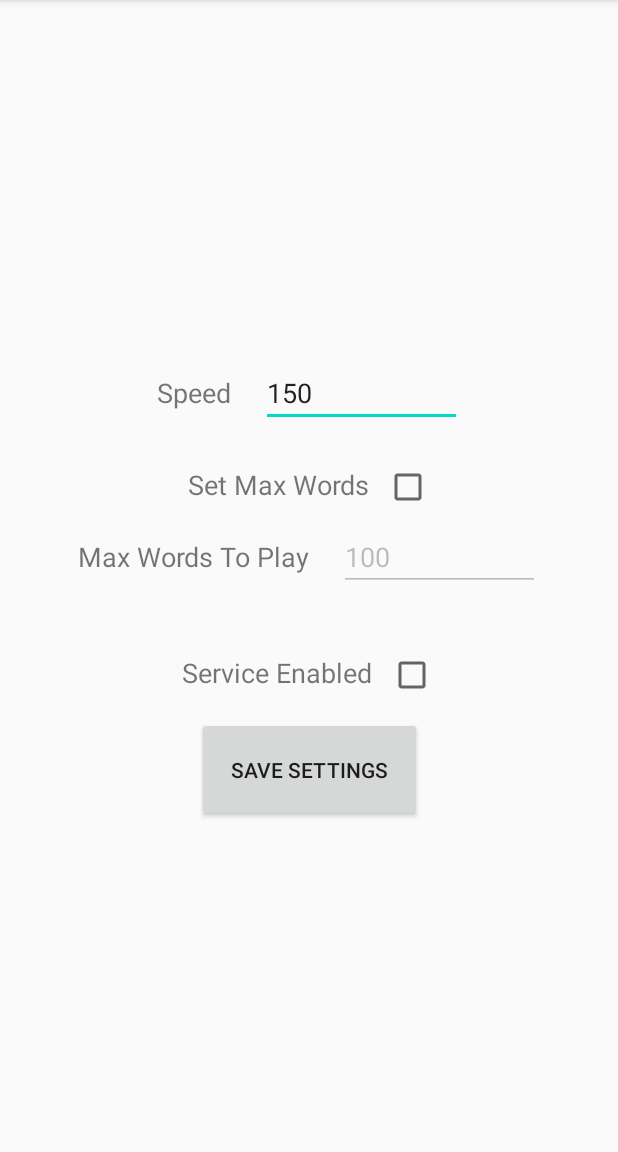
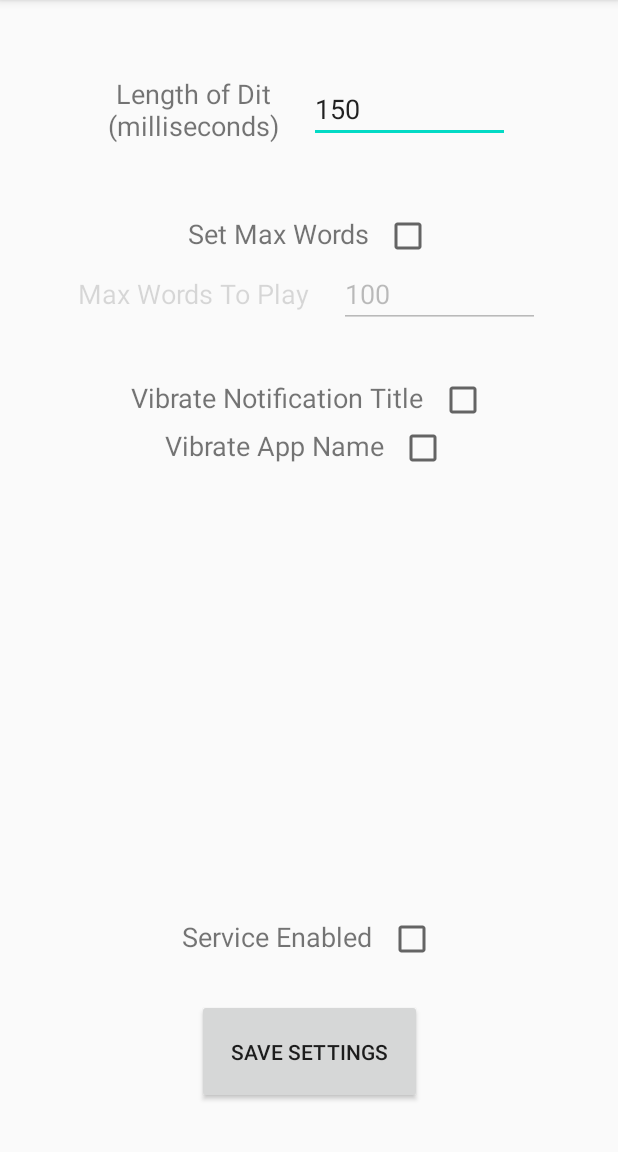
Before and after one commit to Zombant/MorseNotifications, an Android app: the screen it shows after launch (MainActivity), on a phone screen of 412 x 824 dp, the part 84-1236 px from its top. Run offline under Robolectric (Android 15) with nearby library versions, the phone set to English and light mode, and no system bars.

Commit message:
Added the option to vibrate the notification title

```diff
--- a/app/src/main/java/com/apicci/morsevibrate/MainActivity.kt
+++ b/app/src/main/java/com/apicci/morsevibrate/MainActivity.kt
@@ -2,8 +2,6 @@ package com.apicci.morsevibrate
 
 import androidx.appcompat.app.AppCompatActivity
 import android.os.Bundle
-import android.text.Editable
-import android.text.TextWatcher
 import android.widget.CompoundButton
 import android.widget.Toast
 import kotlinx.android.synthetic.main.activity_main.*
@@ -22,9 +20,13 @@ class MainActivity : AppCompatActivity() {
 
         speedEditText.setText(getSharedPreferences("morseNotify", 0).getInt("speed", 150).toString())
         maxWordsEditText.setText(getSharedPreferences("morseNotify", 0).getInt("maxWords", 100).toString())
+        if(getSharedPreferences("morseNotify", 0).getInt("maxWords", 100) == -1) maxWordsEditText.setText("")
         enabledCheckBox.isChecked = getSharedPreferences("morseNotify", 0).getBoolean("enabled", false)
+        vibrateTitleCheckBox.isChecked = getSharedPreferences("morseNotify", 0).getBoolean("vibrateTitle", false)
+        vibrateAppNameCheckBox.isChecked = getSharedPreferences("morseNotify", 0).getBoolean("vibrateAppName", false)
         maxWordsCheckBox.isChecked = getSharedPreferences("morseNotify", 0).getBoolean("maxWordsChecked", false)
         maxWordsEditText.isEnabled = maxWordsCheckBox.isChecked
+        maxWordsTextView.isEnabled = maxWordsCheckBox.isChecked
 
 
         //TODO: Option to play sound and flash light in addition to vibration
@@ -34,6 +36,7 @@ class MainActivity : AppCompatActivity() {
         maxWordsCheckBox.setOnCheckedChangeListener(object : CompoundButton.OnCheckedChangeListener{
             override fun onCheckedChanged(buttonView: CompoundButton?, isChecked: Boolean) {
                 maxWordsEditText.isEnabled = isChecked
+                maxWordsTextView.isEnabled = maxWordsCheckBox.isChecked
             }
 
         })
@@ -65,7 +68,10 @@ class MainActivity : AppCompatActivity() {
                 } else {
                     editor.putInt("maxWords", -1)
                 }
-                println(getSharedPreferences("morseNotify", 0).getBoolean("maxWordsChecked", false))
+
+                editor.putBoolean("vibrateTitle", vibrateTitleCheckBox.isChecked)
+                editor.putBoolean("vibrateAppName", vibrateAppNameCheckBox.isChecked)
+
                 editor.apply()
             }
         }
--- a/app/src/main/java/com/apicci/morsevibrate/MainService.kt
+++ b/app/src/main/java/com/apicci/morsevibrate/MainService.kt
@@ -1,12 +1,15 @@
 package com.apicci.morsevibrate
 
 import android.content.Intent
-import android.os.*
+import android.os.Build
+import android.os.IBinder
+import android.os.VibrationEffect
+import android.os.Vibrator
 import android.provider.Telephony
 import android.service.notification.NotificationListenerService
 import android.service.notification.StatusBarNotification
+import android.util.Log
 import android.widget.Toast
-import kotlin.reflect.typeOf
 
 //NotificationListenerService turns on automatically if
 class MainService() : NotificationListenerService() {
@@ -33,7 +36,7 @@ class MainService() : NotificationListenerService() {
 
     //Runs when a notification appears
     override fun onNotificationPosted(sbn: StatusBarNotification?) {
-        println("------------------Notification Detected")
+        //println("------------------Notification Detected")
 
         if(getSharedPreferences("morseNotify", 0).getBoolean("enabled", false)) {
 
@@ -45,13 +48,24 @@ class MainService() : NotificationListenerService() {
             }
 
             //Debugging stuff
-            println(sbn?.notification?.extras?.getString("android.title"))
-            println(sbn?.notification?.extras?.getString("android.text"))
-            println(sbn?.packageName)
-            println(Telephony.Sms.getDefaultSmsPackage(applicationContext))
+            //println(sbn?.notification?.extras?.getString("android.title"))
+            //println(sbn?.notification?.extras?.getString("android.text"))
+            //println(sbn?.packageName)
+            //println(Telephony.Sms.getDefaultSmsPackage(applicationContext))
+            //for (key in sbn?.notification?.extras?.keySet()!!) {
+            //    Log.d("myApplication", "$key is a key in the bundle")
+            //}
 
             //Only run if the notification came from the default SMS app
             if (sbn?.packageName == Telephony.Sms.getDefaultSmsPackage(applicationContext)) {
+
+                //TODO: Vibrate App Name
+
+                //Vibrate Notification Title: //TODO: will always vibrate entire title
+                if(getSharedPreferences("morseNotify", 0).getBoolean("vibrateTitle", false)) {
+                    vibrateMessage(sbn?.notification?.extras?.getString("android.title"), getSharedPreferences("morseNotify", 0).getInt("speed", -1), -1)
+                    Thread.sleep(300)
+                }
                 //Vibrate the message in the text field of the notification
                 vibrateMessage(sbn?.notification?.extras?.getString("android.text"), getSharedPreferences("morseNotify", 0).getInt("speed", -1), getSharedPreferences("morseNotify", 0).getInt("maxWords", -1))
             }
--- a/app/src/main/res/layout/activity_main.xml
+++ b/app/src/main/res/layout/activity_main.xml
@@ -12,7 +12,7 @@
         android:id="@+id/saveSpeedButton"
         android:layout_width="150dp"
         android:layout_height="70dp"
-        android:layout_marginBottom="220dp"
+        android:layout_marginBottom="32dp"
         android:text="Save Settings"
         app:layout_constraintBottom_toBottomOf="parent"
         app:layout_constraintEnd_toEndOf="parent"
@@ -22,7 +22,7 @@
         android:id="@+id/linearLayout3"
         android:layout_width="wrap_content"
         android:layout_height="wrap_content"
-        android:layout_marginBottom="12dp"
+        android:layout_marginBottom="24dp"
         android:orientation="horizontal"
         app:layout_constraintBottom_toTopOf="@+id/saveSpeedButton"
         app:layout_constraintEnd_toEndOf="parent"
@@ -48,19 +48,19 @@
     <LinearLayout
         android:id="@+id/linearLayout"
         android:layout_width="wrap_content"
-        android:layout_height="wrap_content"
-        android:layout_marginBottom="24dp"
+        android:layout_height="59dp"
+        android:layout_marginTop="50dp"
         android:orientation="horizontal"
-        app:layout_constraintBottom_toTopOf="@+id/linearLayout4"
         app:layout_constraintEnd_toEndOf="parent"
-        app:layout_constraintStart_toStartOf="parent">
+        app:layout_constraintStart_toStartOf="parent"
+        app:layout_constraintTop_toTopOf="parent">
 
         <TextView
             android:id="@+id/speedTextView"
             android:layout_width="wrap_content"
-            android:layout_height="wrap_content"
+            android:layout_height="match_parent"
             android:layout_marginRight="10dp"
-            android:text="Speed"
+            android:text="Length of Dit\n(milliseconds)"
             android:textAlignment="center"
             android:textSize="18sp" />
 
@@ -71,7 +71,7 @@
             android:layout_marginLeft="10dp"
             android:ems="10"
             android:inputType="number"
-            android:maxLength="8"/>
+            android:maxLength="8" />
 
     </LinearLayout>
 
@@ -79,11 +79,10 @@
         android:id="@+id/linearLayout2"
         android:layout_width="wrap_content"
         android:layout_height="wrap_content"
-        android:layout_marginBottom="40dp"
         android:orientation="horizontal"
-        app:layout_constraintBottom_toTopOf="@+id/linearLayout3"
         app:layout_constraintEnd_toEndOf="parent"
-        app:layout_constraintStart_toStartOf="parent">
+        app:layout_constraintStart_toStartOf="parent"
+        app:layout_constraintTop_toBottomOf="@+id/linearLayout4">
 
         <TextView
             android:id="@+id/maxWordsTextView"
@@ -103,18 +102,18 @@
             android:layout_weight="1"
             android:ems="10"
             android:inputType="number"
-            android:maxLength="8"/>
+            android:maxLength="8" />
     </LinearLayout>
 
     <LinearLayout
         android:id="@+id/linearLayout4"
         android:layout_width="wrap_content"
         android:layout_height="wrap_content"
-        android:layout_marginBottom="8dp"
+        android:layout_marginTop="32dp"
         android:orientation="horizontal"
-        app:layout_constraintBottom_toTopOf="@+id/linearLayout2"
         app:layout_constraintEnd_toEndOf="parent"
-        app:layout_constraintStart_toStartOf="parent">
+        app:layout_constraintStart_toStartOf="parent"
+        app:layout_constraintTop_toBottomOf="@+id/linearLayout">
 
         <TextView
             android:id="@+id/wordLimitTextView"
@@ -134,4 +133,57 @@
 
     </LinearLayout>
 
+    <LinearLayout
+        android:id="@+id/linearLayout5"
+        android:layout_width="wrap_content"
+        android:layout_height="wrap_content"
+        android:layout_marginTop="32dp"
+        android:orientation="horizontal"
+        app:layout_constraintEnd_toEndOf="parent"
+        app:layout_constraintStart_toStartOf="parent"
+        app:layout_constraintTop_toBottomOf="@+id/linearLayout2">
+
+        <TextView
+            android:id="@+id/vibrateTitleTextView"
+            android:layout_width="wrap_content"
+            android:layout_height="wrap_content"
+            android:layout_marginRight="10dp"
+            android:layout_weight="1"
+            android:text="Vibrate Notification Title"
+            android:textAlignment="center"
+            android:textSize="18sp" />
+
+        <CheckBox
+            android:id="@+id/vibrateTitleCheckBox"
+            android:layout_width="wrap_content"
+            android:layout_height="wrap_content"
+            android:layout_weight="1" />
+    </LinearLayout>
+
+    <LinearLayout
+        android:layout_width="wrap_content"
+        android:layout_height="wrap_content"
+        android:orientation="horizontal"
+        app:layout_constraintEnd_toEndOf="parent"
+        app:layout_constraintHorizontal_bias="0.49"
+        app:layout_constraintStart_toStartOf="parent"
+        app:layout_constraintTop_toBottomOf="@+id/linearLayout5">
+
+        <TextView
+            android:id="@+id/vibrateAppNameTextView"
+            android:layout_width="wrap_content"
+            android:layout_height="wrap_content"
+            android:layout_marginRight="10dp"
+            android:layout_weight="1"
+            android:text="Vibrate App Name"
+            android:textAlignment="center"
+            android:textSize="18sp" />
+
+        <CheckBox
+            android:id="@+id/vibrateAppNameCheckBox"
+            android:layout_width="wrap_content"
+            android:layout_height="wrap_content"
+            android:layout_weight="1" />
+    </LinearLayout>
+
 </androidx.constraintlayout.widget.ConstraintLayout>
```
